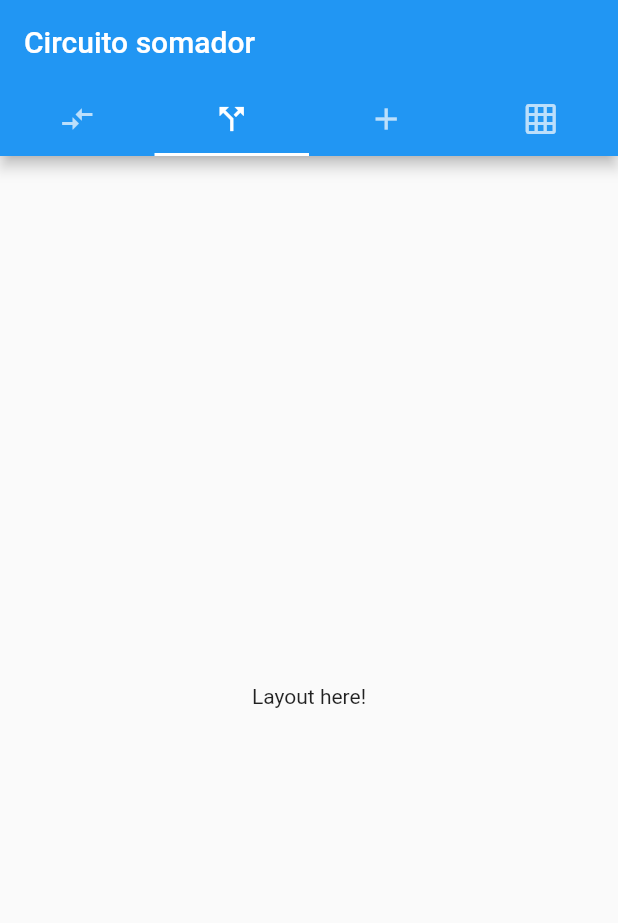
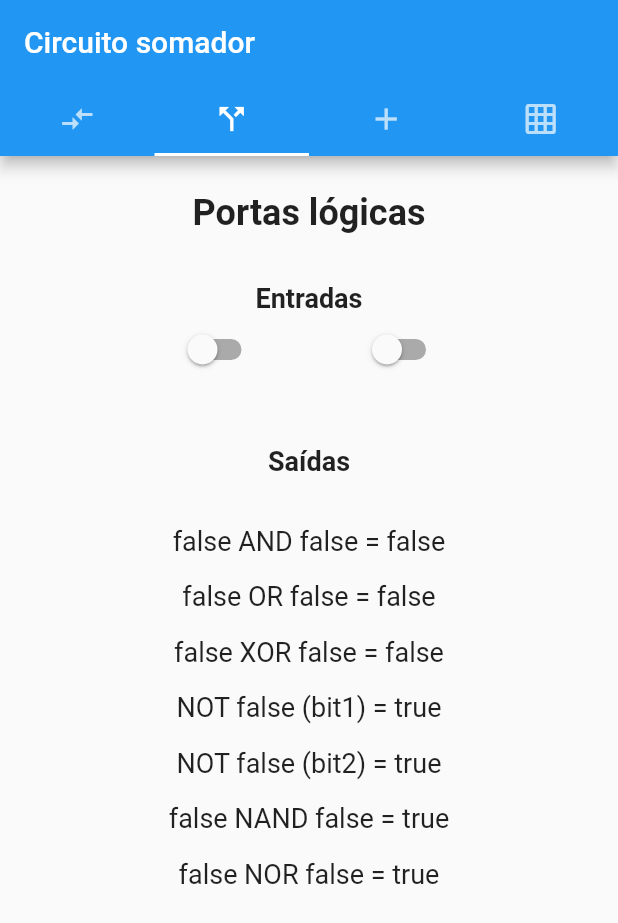
Before and after one commit to luiz-matias/tads-arqsis, a Flutter app: the screen it shows after launch, tab 2 chosen, on a phone screen of 412 x 824 dp. Shown: the top 923 px of the screen. Run offline on Flutter 3.47's test engine with Material 2 defaults, Android fonts, the phone set to English and light mode, and no system bars; our stand-ins replace photo_view.

Commit message:
Implemented logic operators page and refactored base converter file

```diff
--- a/adder_circuit/lib/pages/logic_gates.dart
+++ b/adder_circuit/lib/pages/logic_gates.dart
@@ -1,11 +1,143 @@
+import 'package:adder_circuit/domain/logic_operators.dart';
 import 'package:flutter/material.dart';
 
-class LogicGatesPage extends StatelessWidget {
+class LogicGatesPage extends StatefulWidget {
+  @override
+  _LogicGatesPageState createState() => _LogicGatesPageState();
+}
+
+class _LogicGatesPageState extends State<LogicGatesPage> {
+  bool bit1 = false;
+  bool bit2 = false;
+
   @override
   Widget build(BuildContext context) {
     return Container(
-      child: Center(
-        child: Text("Layout here!"),
+      padding: EdgeInsets.all(24),
+      child: Column(
+        crossAxisAlignment: CrossAxisAlignment.center,
+        children: <Widget>[
+          Text(
+            "Portas lógicas",
+            style: TextStyle(
+              fontSize: 24,
+              fontWeight: FontWeight.bold,
+            ),
+          ),
+          SizedBox(
+            height: 32,
+          ),
+          Text(
+            "Entradas",
+            style: TextStyle(
+              fontSize: 18,
+              fontWeight: FontWeight.bold,
+            ),
+          ),
+          Row(
+            mainAxisAlignment: MainAxisAlignment.center,
+            children: <Widget>[
+              Switch(
+                value: bit1,
+                onChanged: (value) {
+                  setState(() {
+                    bit1 = value;
+                  });
+                },
+              ),
+              SizedBox(
+                width: 64,
+              ),
+              Switch(
+                value: bit2,
+                onChanged: (value) {
+                  setState(() {
+                    bit2 = value;
+                  });
+                },
+              ),
+            ],
+          ),
+          SizedBox(
+            height: 32,
+          ),
+          Padding(
+            padding: EdgeInsets.all(8.0),
+            child: Text(
+              "Saídas",
+              style: TextStyle(
+                fontSize: 18,
+                fontWeight: FontWeight.bold,
+              ),
+            ),
+          ),
+          SizedBox(
+            height: 16,
+          ),
+          Padding(
+            padding: EdgeInsets.all(8.0),
+            child: Text(
+              "$bit1 AND $bit2 = ${LogicOperators.and(bit1, bit2)}",
+              style: TextStyle(
+                fontSize: 18,
+              ),
+            ),
+          ),
+          Padding(
+            padding: EdgeInsets.all(8.0),
+            child: Text(
+              "$bit1 OR $bit2 = ${LogicOperators.or(bit1, bit2)}",
+              style: TextStyle(
+                fontSize: 18,
+              ),
+            ),
+          ),
+          Padding(
+            padding: EdgeInsets.all(8.0),
+            child: Text(
+              "$bit1 XOR $bit2 = ${LogicOperators.xor(bit1, bit2)}",
+              style: TextStyle(
+                fontSize: 18,
+              ),
+            ),
+          ),
+          Padding(
+            padding: EdgeInsets.all(8.0),
+            child: Text(
+              "NOT $bit1 (bit1) = ${LogicOperators.not(bit1)}",
+              style: TextStyle(
+                fontSize: 18,
+              ),
+            ),
+          ),
+          Padding(
+            padding: EdgeInsets.all(8.0),
+            child: Text(
+              "NOT $bit2 (bit2) = ${LogicOperators.not(bit2)}",
+              style: TextStyle(
+                fontSize: 18,
+              ),
+            ),
+          ),
+          Padding(
+            padding: EdgeInsets.all(8.0),
+            child: Text(
+              "$bit1 NAND $bit2 = ${LogicOperators.nand(bit1, bit2)}",
+              style: TextStyle(
+                fontSize: 18,
+              ),
+            ),
+          ),
+          Padding(
+            padding: EdgeInsets.all(8.0),
+            child: Text(
+              "$bit1 NOR $bit2 = ${LogicOperators.nor(bit1, bit2)}",
+              style: TextStyle(
+                fontSize: 18,
+              ),
+            ),
+          ),
+        ],
       ),
     );
   }
```
Also changed, not shown: adder_circuit/lib/domain/base_converter.dart (added, +93 -0 lines), adder_circuit/lib/pages/base_converter.dart (+10 -100 lines).
